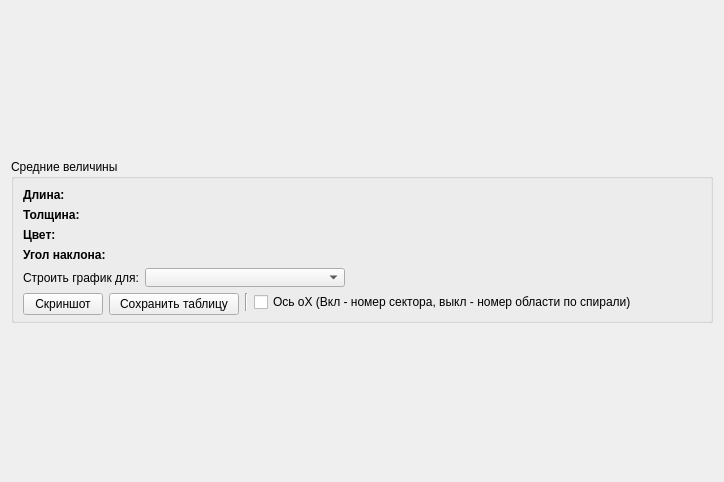
Before: the Qt Designer form MelanomaContours/Forms/diagram.ui in relaxesemind/melanoma, drawn with Qt 5.
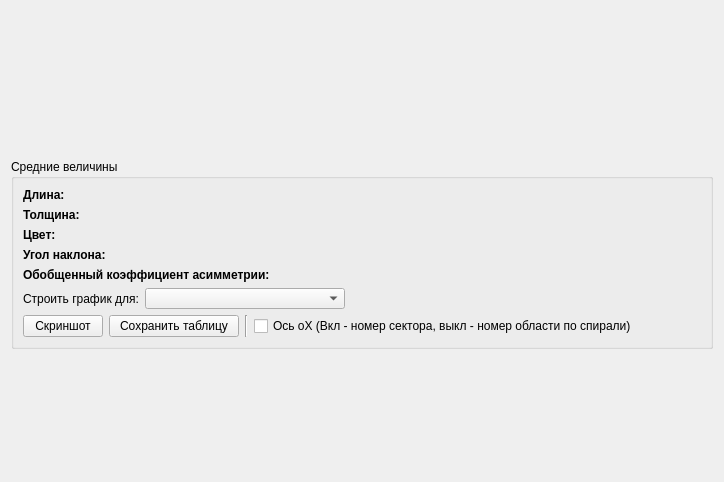
After: the same form once the commit is applied.

```diff
--- a/MelanomaContours/Forms/diagram.ui
+++ b/MelanomaContours/Forms/diagram.ui
@@ -21,7 +21,7 @@
        <property name="minimumSize">
         <size>
          <width>0</width>
-         <height>164</height>
+         <height>190</height>
         </size>
        </property>
        <property name="maximumSize">
@@ -90,6 +90,20 @@
           </property>
          </widget>
         </item>
+        <item>
+         <widget class="QLabel" name="label_6">
+          <property name="font">
+           <font>
+            <pointsize>9</pointsize>
+            <weight>75</weight>
+            <bold>true</bold>
+           </font>
+          </property>
+          <property name="text">
+           <string>Обобщенный коэффициент асимметрии:</string>
+          </property>
+         </widget>
+        </item>
         <item>
          <layout class="QHBoxLayout" name="horizontalLayout">
           <item>
```
